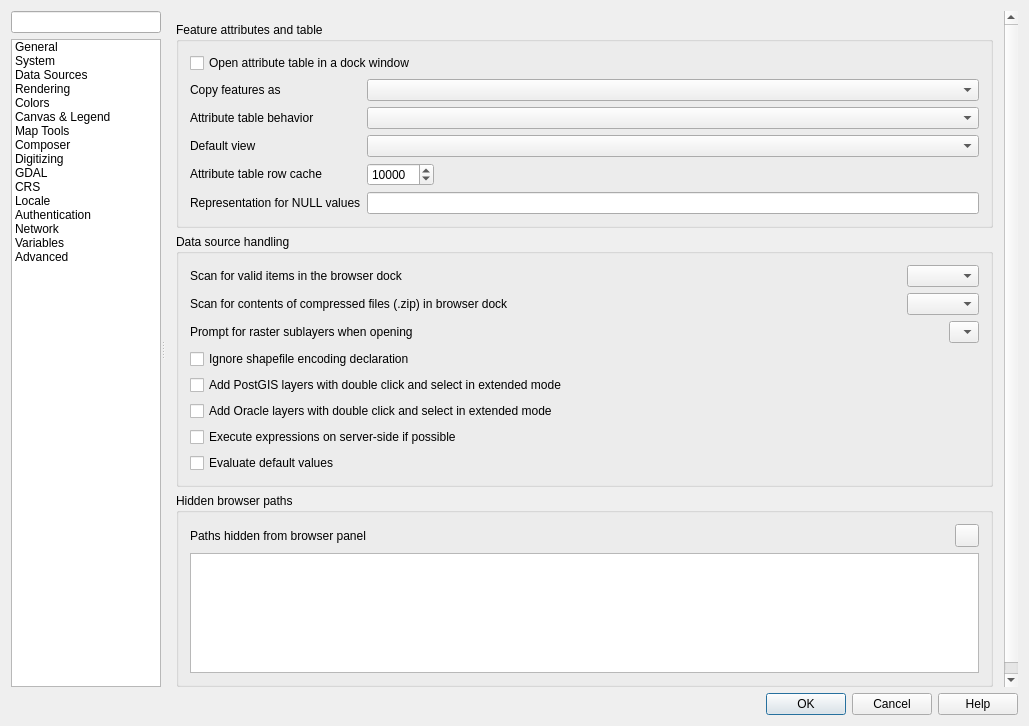
qgis/QGIS, file src/ui/qgsoptionsbase.ui: the form before one commit.
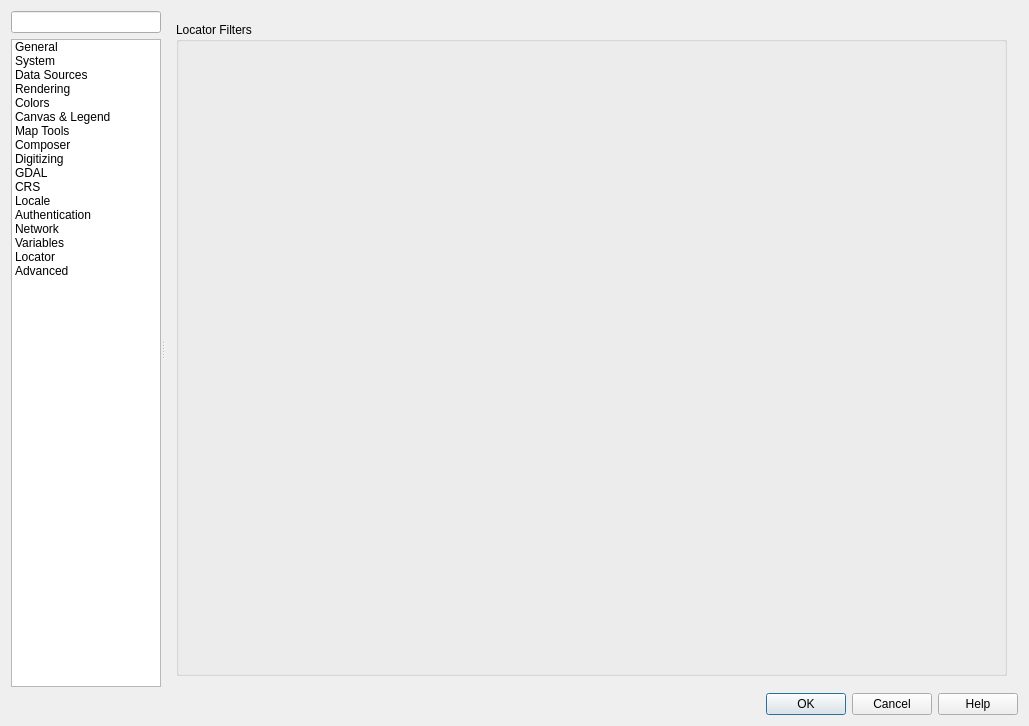
The form after the commit. Icons and pictures are not drawn. Custom widgets are drawn as their Qt base class.

Commit message: Add (non-functional) locator configuration dialog

What changed in the file:
```diff
--- a/src/ui/qgsoptionsbase.ui
+++ b/src/ui/qgsoptionsbase.ui
@@ -269,6 +269,15 @@
             <normaloff>:/images/themes/default/mIconExpression.svg</normaloff>:/images/themes/default/mIconExpression.svg</iconset>
           </property>
          </item>
+         <item>
+          <property name="text">
+           <string>Locator</string>
+          </property>
+          <property name="icon">
+           <iconset resource="../../images/images.qrc">
+            <normaloff>:/images/themes/default/search.svg</normaloff>:/images/themes/default/search.svg</iconset>
+          </property>
+         </item>
          <item>
           <property name="text">
            <string>Advanced</string>
@@ -311,7 +320,7 @@
        <item>
         <widget class="QStackedWidget" name="mOptionsStackedWidget">
          <property name="currentIndex">
-          <number>2</number>
+          <number>15</number>
          </property>
          <widget class="QWidget" name="mOptionsPageGeneral">
           <layout class="QVBoxLayout" name="verticalLayout_3">
@@ -1556,8 +1565,8 @@
                <rect>
                 <x>0</x>
                 <y>0</y>
-                <width>843</width>
-                <height>787</height>
+                <width>856</width>
+                <height>679</height>
                </rect>
               </property>
               <layout class="QVBoxLayout" name="verticalLayout_27">
@@ -5336,6 +5345,17 @@
            </item>
           </layout>
          </widget>
+         <widget class="QWidget" name="mOptionsLocatorSettings">
+          <layout class="QHBoxLayout" name="horizontalLayout_6">
+           <item>
+            <widget class="QGroupBox" name="mOptionsLocatorGroupBox">
+             <property name="title">
+              <string>Locator Filters</string>
+             </property>
+            </widget>
+           </item>
+          </layout>
+         </widget>
          <widget class="QWidget" name="mOptionsPageSettingsEditor">
           <layout class="QVBoxLayout" name="verticalLayout_43">
            <item>
```
Left out of the diff: 48 changed lines with no effect on the pictures. The commit also changes 9 other files.
